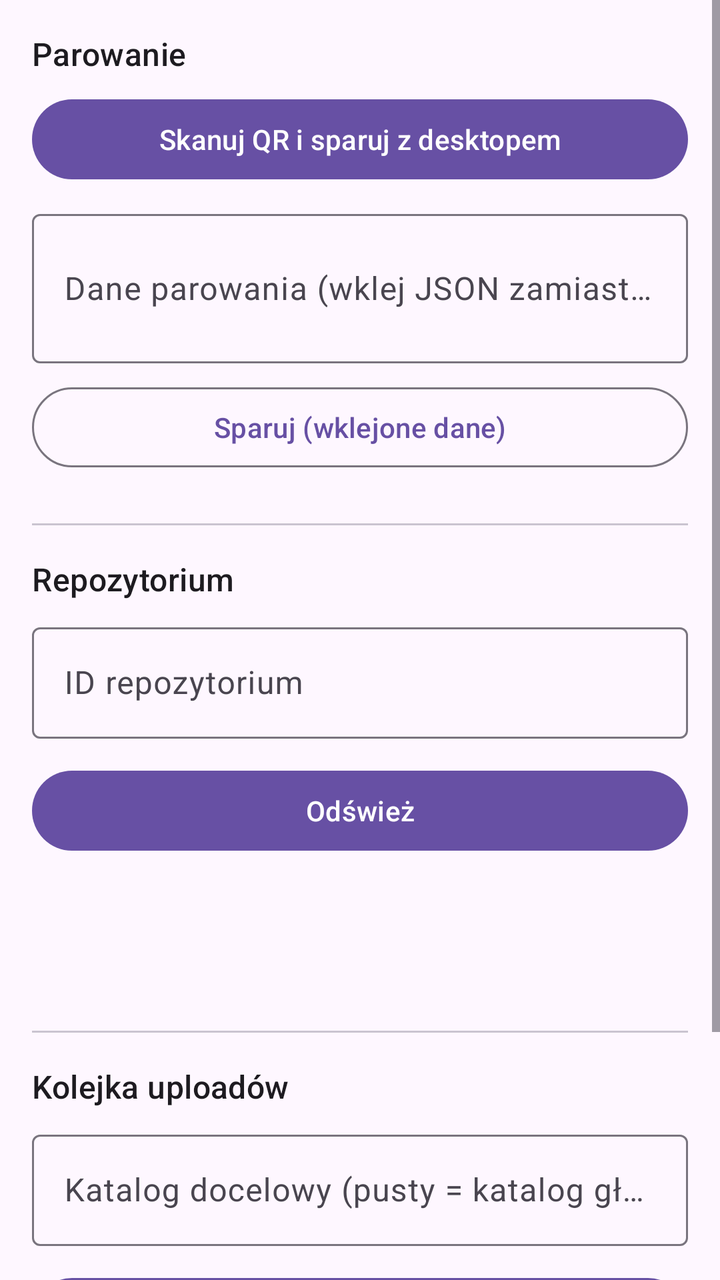
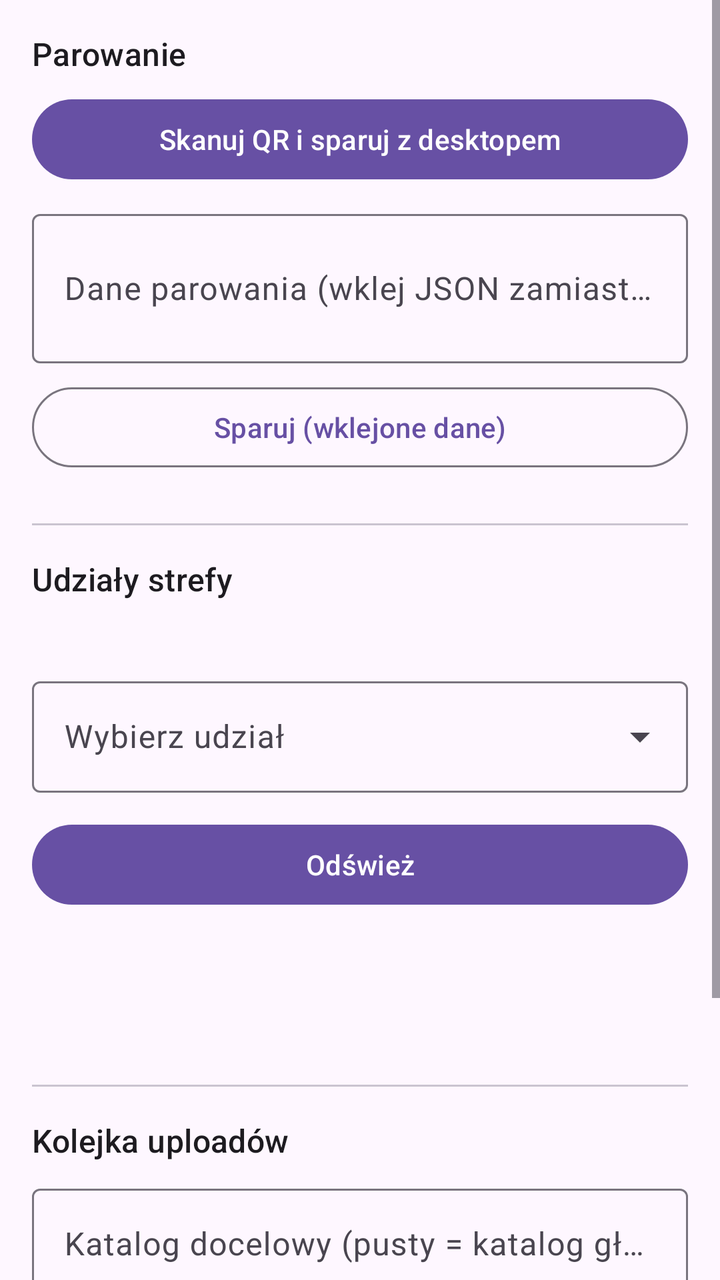

Two renders of the same Android screen: before a commit and after it. Below are the layout's source before the change and the commit's diff.
<!-- AndroidManifest.xml: application theme Theme.Filees -->
<!-- res/layout/activity_main.xml -->
<?xml version="1.0" encoding="utf-8"?>
<ScrollView xmlns:android="http://schemas.android.com/apk/res/android"
    xmlns:app="http://schemas.android.com/apk/res-auto"
    android:layout_width="match_parent"
    android:layout_height="match_parent">

    <LinearLayout
        android:layout_width="match_parent"
        android:layout_height="wrap_content"
        android:orientation="vertical"
        android:padding="16dp">

        <TextView
            android:layout_width="wrap_content"
            android:layout_height="wrap_content"
            android:text="@string/section_activation"
            android:textAppearance="?attr/textAppearanceTitleMedium" />

        <com.google.android.material.button.MaterialButton
            android:id="@+id/buttonScanQr"
            android:layout_width="match_parent"
            android:layout_height="wrap_content"
            android:layout_marginTop="8dp"
            android:text="@string/action_scan_qr" />

        <com.google.android.material.textfield.TextInputLayout
            android:layout_width="match_parent"
            android:layout_height="wrap_content"
            android:layout_marginTop="8dp">

            <com.google.android.material.textfield.TextInputEditText
                android:id="@+id/editPairingPayload"
                android:layout_width="match_parent"
                android:layout_height="wrap_content"
                android:hint="@string/hint_pairing_payload"
                android:inputType="textMultiLine"
                android:minLines="2"
                android:saveEnabled="false" />
        </com.google.android.material.textfield.TextInputLayout>

        <com.google.android.material.button.MaterialButton
            android:id="@+id/buttonPairPasted"
            style="@style/Widget.Material3.Button.OutlinedButton"
            android:layout_width="match_parent"
            android:layout_height="wrap_content"
            android:layout_marginTop="8dp"
            android:text="@string/action_pair_pasted" />

        <TextView
            android:id="@+id/labelDevicePublicKey"
            android:layout_width="wrap_content"
            android:layout_height="wrap_content"
            android:layout_marginTop="16dp"
            android:text="@string/label_device_public_key"
            android:visibility="gone" />

        <TextView
            android:id="@+id/textDevicePublicKey"
            android:layout_width="match_parent"
            android:layout_height="wrap_content"
            android:layout_marginTop="4dp"
            android:fontFamily="monospace"
            android:textIsSelectable="true"
            android:visibility="gone" />

        <View
            android:layout_width="match_parent"
            android:layout_height="1dp"
            android:layout_marginTop="24dp"
            android:layout_marginBottom="16dp"
            android:background="?attr/colorOutlineVariant" />

        <TextView
            android:layout_width="wrap_content"
            android:layout_height="wrap_content"
            android:text="@string/section_repository"
            android:textAppearance="?attr/textAppearanceTitleMedium" />

        <com.google.android.material.textfield.TextInputLayout
            android:layout_width="match_parent"
            android:layout_height="wrap_content"
            android:layout_marginTop="8dp">

            <com.google.android.material.textfield.TextInputEditText
                android:id="@+id/editRepoId"
                android:layout_width="match_parent"
                android:layout_height="wrap_content"
                android:hint="@string/hint_repo_id"
                android:inputType="text" />
        </com.google.android.material.textfield.TextInputLayout>

        <com.google.android.material.button.MaterialButton
            android:id="@+id/buttonRefresh"
            android:layout_width="match_parent"
            android:layout_height="wrap_content"
            android:layout_marginTop="12dp"
            android:text="@string/action_refresh" />

        <TextView
            android:id="@+id/textStatus"
            android:layout_width="match_parent"
            android:layout_height="wrap_content"
            android:layout_marginTop="16dp"
            android:textIsSelectable="true" />

        <TextView
            android:id="@+id/textManifest"
            android:layout_width="match_parent"
            android:layout_height="wrap_content"
            android:layout_marginTop="8dp"
            android:fontFamily="monospace"
            android:textIsSelectable="true" />

        <View
            android:layout_width="match_parent"
            android:layout_height="1dp"
            android:layout_marginTop="24dp"
            android:layout_marginBottom="16dp"
            android:background="?attr/colorOutlineVariant" />

        <TextView
            android:layout_width="wrap_content"
            android:layout_height="wrap_content"
            android:text="@string/section_uploads"
            android:textAppearance="?attr/textAppearanceTitleMedium" />

        <com.google.android.material.textfield.TextInputLayout
            android:layout_width="match_parent"
            android:layout_height="wrap_content"
            android:layout_marginTop="8dp">

            <com.google.android.material.textfield.TextInputEditText
                android:id="@+id/editParentPath"
                android:layout_width="match_parent"
                android:layout_height="wrap_content"
                android:hint="@string/hint_parent_path"
                android:inputType="text" />
        </com.google.android.material.textfield.TextInputLayout>

        <com.google.android.material.button.MaterialButton
            android:id="@+id/buttonPickFile"
            android:layout_width="match_parent"
            android:layout_height="wrap_content"
            android:layout_marginTop="12dp"
            android:text="@string/action_pick_file" />

        <com.google.android.material.button.MaterialButton
            android:id="@+id/buttonDrain"
            style="@style/Widget.Material3.Button.OutlinedButton"
            android:layout_width="match_parent"
            android:layout_height="wrap_content"
            android:layout_marginTop="8dp"
            android:text="@string/action_drain" />

        <TextView
            android:id="@+id/textUploadsEmpty"
            android:layout_width="match_parent"
            android:layout_height="wrap_content"
            android:layout_marginTop="12dp"
            android:text="@string/uploads_empty" />

        <androidx.recyclerview.widget.RecyclerView
            android:id="@+id/recyclerUploads"
            android:layout_width="match_parent"
            android:layout_height="wrap_content"
            android:layout_marginTop="8dp"
            android:nestedScrollingEnabled="false" />

    </LinearLayout>
</ScrollView>
<!-- resources referenced by this layout -->
<resources>
  <string name="action_drain">Wyślij kolejkę</string>
  <string name="action_pair_pasted">Sparuj (wklejone dane)</string>
  <string name="action_pick_file">Wybierz plik do wysłania…</string>
  <string name="action_refresh">Odśwież</string>
  <string name="action_scan_qr">Skanuj QR i sparuj z desktopem</string>
  <string name="hint_pairing_payload">Dane parowania (wklej JSON zamiast skanować QR)</string>
  <string name="hint_parent_path">Katalog docelowy (pusty = katalog główny)</string>
  <string name="hint_repo_id">ID repozytorium</string>
  <string name="label_device_public_key">Klucz publiczny tego urządzenia:</string>
  <string name="section_activation">Parowanie</string>
  <string name="section_repository">Repozytorium</string>
  <string name="section_uploads">Kolejka uploadów</string>
  <string name="uploads_empty">Kolejka jest pusta.</string>
  <style name="Theme.Filees" parent="Theme.Material3.DayNight.NoActionBar" />
</resources>

<!-- the commit's change to res/layout/activity_main.xml (unified diff, before → after) -->
@@ -76,17 +76,27 @@
             android:text="@string/section_repository"
             android:textAppearance="?attr/textAppearanceTitleMedium" />
 
-        <com.google.android.material.textfield.TextInputLayout
+        <TextView
+            android:id="@+id/textRealmProjection"
             android:layout_width="match_parent"
             android:layout_height="wrap_content"
-            android:layout_marginTop="8dp">
+            android:layout_marginTop="8dp"
+            android:textIsSelectable="true" />
 
-            <com.google.android.material.textfield.TextInputEditText
-                android:id="@+id/editRepoId"
+        <com.google.android.material.textfield.TextInputLayout
+            android:id="@+id/layoutShare"
+            style="@style/Widget.Material3.TextInputLayout.OutlinedBox.ExposedDropdownMenu"
+            android:layout_width="match_parent"
+            android:layout_height="wrap_content"
+            android:layout_marginTop="8dp"
+            android:hint="@string/hint_share">
+
+            <AutoCompleteTextView
+                android:id="@+id/pickerShare"
                 android:layout_width="match_parent"
                 android:layout_height="wrap_content"
-                android:hint="@string/hint_repo_id"
-                android:inputType="text" />
+                android:inputType="none"
+                android:importantForAutofill="no" />
         </com.google.android.material.textfield.TextInputLayout>
 
         <com.google.android.material.button.MaterialButton
<!-- resource entries referenced after the edit -->
@@ -7,10 +7,10 @@
   <string name="action_scan_qr">Skanuj QR i sparuj z desktopem</string>
   <string name="hint_pairing_payload">Dane parowania (wklej JSON zamiast skanować QR)</string>
   <string name="hint_parent_path">Katalog docelowy (pusty = katalog główny)</string>
-  <string name="hint_repo_id">ID repozytorium</string>
+  <string name="hint_share">Wybierz udział</string>
   <string name="label_device_public_key">Klucz publiczny tego urządzenia:</string>
   <string name="section_activation">Parowanie</string>
-  <string name="section_repository">Repozytorium</string>
+  <string name="section_repository">Udziały strefy</string>
   <string name="section_uploads">Kolejka uploadów</string>
   <string name="uploads_empty">Kolejka jest pusta.</string>
   <style name="Theme.Filees" parent="Theme.Material3.DayNight.NoActionBar" />
